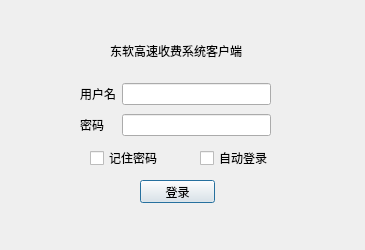
First picture: the form in login.ui, repository jozhn/PServer, before the edit.
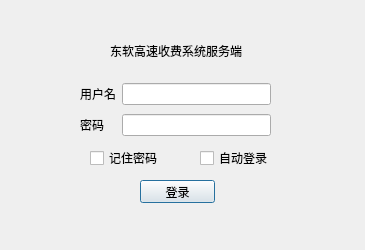
Second picture: the form after the edit.

```diff
--- a/login.ui
+++ b/login.ui
@@ -41,7 +41,7 @@
     </rect>
    </property>
    <property name="text">
-    <string>东软高速收费系统客户端</string>
+    <string>东软高速收费系统服务端</string>
    </property>
   </widget>
   <widget class="QPushButton" name="login">
@@ -99,7 +99,7 @@
     <string>自动登录</string>
    </property>
   </widget>
-  <widget class="QWidget" name="">
+  <widget class="QWidget" name="layoutWidget">
    <property name="geometry">
     <rect>
      <x>80</x>
```
